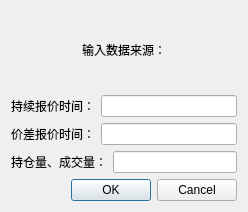
First picture: the form in setting_riskprmt.ui, repository ChengruiGu/CMF_Marketmaker, before the edit.
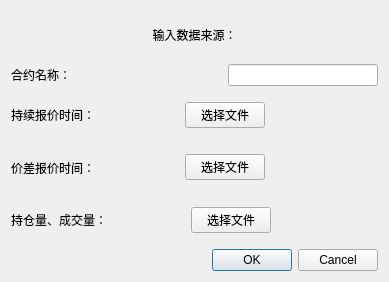
Second picture: the form after the edit.

```diff
--- a/setting_riskprmt.ui
+++ b/setting_riskprmt.ui
@@ -6,8 +6,8 @@
    <rect>
     <x>0</x>
     <y>0</y>
-    <width>248</width>
-    <height>212</height>
+    <width>389</width>
+    <height>282</height>
    </rect>
   </property>
   <property name="windowTitle">
@@ -28,6 +28,33 @@
      </item>
     </layout>
    </item>
+   <item>
+    <layout class="QHBoxLayout" name="horizontalLayout_4">
+     <item>
+      <widget class="QLabel" name="label_8">
+       <property name="text">
+        <string>合约名称：</string>
+       </property>
+      </widget>
+     </item>
+     <item>
+      <spacer name="horizontalSpacer_7">
+       <property name="orientation">
+        <enum>Qt::Horizontal</enum>
+       </property>
+       <property name="sizeHint" stdset="0">
+        <size>
+         <width>40</width>
+         <height>20</height>
+        </size>
+       </property>
+      </spacer>
+     </item>
+     <item>
+      <widget class="QLineEdit" name="lineEdit"/>
+     </item>
+    </layout>
+   </item>
    <item>
     <layout class="QHBoxLayout" name="horizontalLayout">
      <item>
@@ -38,7 +65,44 @@
       </widget>
      </item>
      <item>
-      <widget class="QLineEdit" name="lineEdit"/>
+      <spacer name="horizontalSpacer">
+       <property name="orientation">
+        <enum>Qt::Horizontal</enum>
+       </property>
+       <property name="sizeHint" stdset="0">
+        <size>
+         <width>40</width>
+         <height>20</height>
+        </size>
+       </property>
+      </spacer>
+     </item>
+     <item>
+      <widget class="QPushButton" name="pushButton">
+       <property name="text">
+        <string>选择文件</string>
+       </property>
+      </widget>
+     </item>
+     <item>
+      <spacer name="horizontalSpacer_4">
+       <property name="orientation">
+        <enum>Qt::Horizontal</enum>
+       </property>
+       <property name="sizeHint" stdset="0">
+        <size>
+         <width>40</width>
+         <height>20</height>
+        </size>
+       </property>
+      </spacer>
+     </item>
+     <item>
+      <widget class="QLabel" name="label_5">
+       <property name="text">
+        <string>       </string>
+       </property>
+      </widget>
      </item>
     </layout>
    </item>
@@ -52,7 +116,44 @@
       </widget>
      </item>
      <item>
-      <widget class="QLineEdit" name="lineEdit_2"/>
+      <spacer name="horizontalSpacer_2">
+       <property name="orientation">
+        <enum>Qt::Horizontal</enum>
+       </property>
+       <property name="sizeHint" stdset="0">
+        <size>
+         <width>40</width>
+         <height>20</height>
+        </size>
+       </property>
+      </spacer>
+     </item>
+     <item>
+      <widget class="QPushButton" name="pushButton_2">
+       <property name="text">
+        <string>选择文件</string>
+       </property>
+      </widget>
+     </item>
+     <item>
+      <spacer name="horizontalSpacer_5">
+       <property name="orientation">
+        <enum>Qt::Horizontal</enum>
+       </property>
+       <property name="sizeHint" stdset="0">
+        <size>
+         <width>40</width>
+         <height>20</height>
+        </size>
+       </property>
+      </spacer>
+     </item>
+     <item>
+      <widget class="QLabel" name="label_6">
+       <property name="text">
+        <string>       </string>
+       </property>
+      </widget>
      </item>
     </layout>
    </item>
@@ -66,7 +167,44 @@
       </widget>
      </item>
      <item>
-      <widget class="QLineEdit" name="lineEdit_3"/>
+      <spacer name="horizontalSpacer_3">
+       <property name="orientation">
+        <enum>Qt::Horizontal</enum>
+       </property>
+       <property name="sizeHint" stdset="0">
+        <size>
+         <width>40</width>
+         <height>20</height>
+        </size>
+       </property>
+      </spacer>
+     </item>
+     <item>
+      <widget class="QPushButton" name="pushButton_3">
+       <property name="text">
+        <string>选择文件</string>
+       </property>
+      </widget>
+     </item>
+     <item>
+      <spacer name="horizontalSpacer_6">
+       <property name="orientation">
+        <enum>Qt::Horizontal</enum>
+       </property>
+       <property name="sizeHint" stdset="0">
+        <size>
+         <width>40</width>
+         <height>20</height>
+        </size>
+       </property>
+      </spacer>
+     </item>
+     <item>
+      <widget class="QLabel" name="label_7">
+       <property name="text">
+        <string>       </string>
+       </property>
+      </widget>
      </item>
     </layout>
    </item>
```
